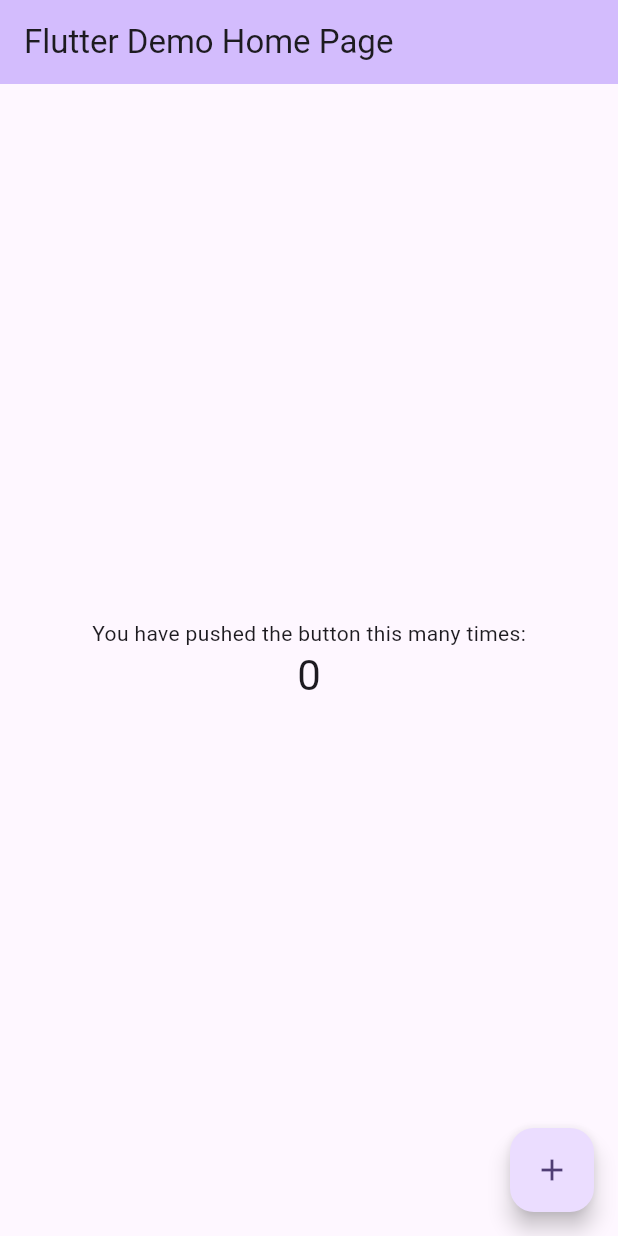
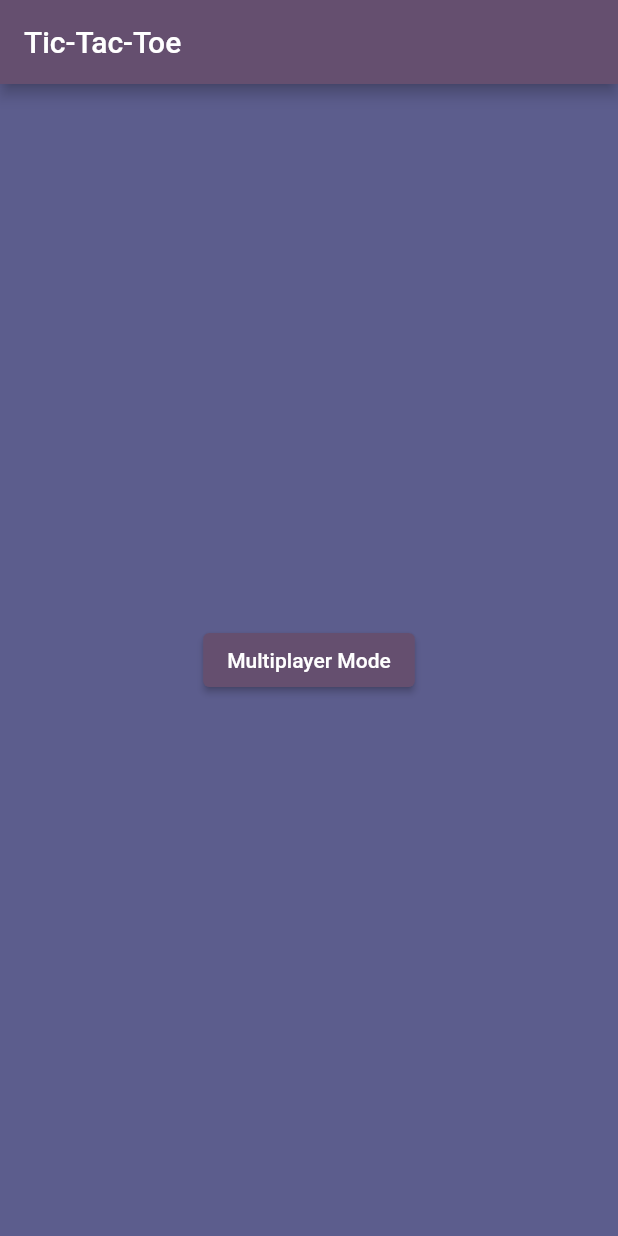
Before and after one commit to KarolinaGroszewska/Tic-Tac-Toe, a Flutter app: the screen it shows after launch, on a phone screen of 412 x 824 dp. Run offline on Flutter 3.47's test engine with Material 2 defaults, Android fonts, the phone set to English and light mode, and no system bars.

Commit message:
final commit

```diff
--- /dev/null
+++ b/lib/constants/colors.dart
@@ -0,0 +1,7 @@
+import 'package:flutter/material.dart';
+
+class MainColor {
+  static Color primaryColor = Color(0xFF654F6F);
+  static Color accentColor = Color(0xFF5C5D8D);
+  static Color secondaryColor = Color(0xFF99A1A6);
+}
--- a/lib/main.dart
+++ b/lib/main.dart
@@ -1,4 +1,5 @@
 import 'package:flutter/material.dart';
+import 'screens/home.dart';
 
 void main() {
   runApp(const MyApp());
@@ -11,115 +12,8 @@ class MyApp extends StatelessWidget {
   @override
   Widget build(BuildContext context) {
     return MaterialApp(
-      title: 'Flutter Demo',
-      theme: ThemeData(
-        // This is the theme of your application.
-        //
-        // TRY THIS: Try running your application with "flutter run". You'll see
-        // the application has a blue toolbar. Then, without quitting the app,
-        // try changing the seedColor in the colorScheme below to Colors.green
-        // and then invoke "hot reload" (save your changes or press the "hot
-        // reload" button in a Flutter-supported IDE, or press "r" if you used
-        // the command line to start the app).
-        //
-        // Notice that the counter didn't reset back to zero; the application
-        // state is not lost during the reload. To reset the state, use hot
-        // restart instead.
-        //
-        // This works for code too, not just values: Most code changes can be
-        // tested with just a hot reload.
-        colorScheme: ColorScheme.fromSeed(seedColor: Colors.deepPurple),
-        useMaterial3: true,
-      ),
-      home: const MyHomePage(title: 'Flutter Demo Home Page'),
+      debugShowCheckedModeBanner: false,
+      home: HomeScreen(),
     );
   }
 }
-
-class MyHomePage extends StatefulWidget {
-  const MyHomePage({super.key, required this.title});
-
-  // This widget is the home page of your application. It is stateful, meaning
-  // that it has a State object (defined below) that contains fields that affect
-  // how it looks.
-
-  // This class is the configuration for the state. It holds the values (in this
-  // case the title) provided by the parent (in this case the App widget) and
-  // used by the build method of the State. Fields in a Widget subclass are
-  // always marked "final".
-
-  final String title;
-
-  @override
-  State<MyHomePage> createState() => _MyHomePageState();
-}
-
-class _MyHomePageState extends State<MyHomePage> {
-  int _counter = 0;
-
-  void _incrementCounter() {
-    setState(() {
-      // This call to setState tells the Flutter framework that something has
-      // changed in this State, which causes it to rerun the build method below
-      // so that the display can reflect the updated values. If we changed
-      // _counter without calling setState(), then the build method would not be
-      // called again, and so nothing would appear to happen.
-      _counter++;
-    });
-  }
-
-  @override
-  Widget build(BuildContext context) {
-    // This method is rerun every time setState is called, for instance as done
-    // by the _incrementCounter method above.
-    //
-    // The Flutter framework has been optimized to make rerunning build methods
-    // fast, so that you can just rebuild anything that needs updating rather
-    // than having to individually change instances of widgets.
-    return Scaffold(
-      appBar: AppBar(
-        // TRY THIS: Try changing the color here to a specific color (to
-        // Colors.amber, perhaps?) and trigger a hot reload to see the AppBar
-        // change color while the other colors stay the same.
-        backgroundColor: Theme.of(context).colorScheme.inversePrimary,
-        // Here we take the value from the MyHomePage object that was created by
-        // the App.build method, and use it to set our appbar title.
-        title: Text(widget.title),
-      ),
-      body: Center(
-        // Center is a layout widget. It takes a single child and positions it
-        // in the middle of the parent.
-        child: Column(
-          // Column is also a layout widget. It takes a list of children and
-          // arranges them vertically. By default, it sizes itself to fit its
-          // children horizontally, and tries to be as tall as its parent.
-          //
-          // Column has various properties to control how it sizes itself and
-          // how it positions its children. Here we use mainAxisAlignment to
-          // center the children vertically; the main axis here is the vertical
-          // axis because Columns are vertical (the cross axis would be
-          // horizontal).
-          //
-          // TRY THIS: Invoke "debug painting" (choose the "Toggle Debug Paint"
-          // action in the IDE, or press "p" in the console), to see the
-          // wireframe for each widget.
-          mainAxisAlignment: MainAxisAlignment.center,
-          children: <Widget>[
-            const Text(
-              'You have pushed the button this many times:',
-            ),
-            Text(
-              '$_counter',
-              style: Theme.of(context).textTheme.headlineMedium,
-            ),
-          ],
-        ),
-      ),
-      floatingActionButton: FloatingActionButton(
-        onPressed: _incrementCounter,
-        tooltip: 'Increment',
-        child: const Icon(Icons.add),
-      ), // This trailing comma makes auto-formatting nicer for build methods.
-    );
-  }
-}
--- /dev/null
+++ b/lib/screens/home.dart
@@ -0,0 +1,43 @@
+import 'package:flutter/material.dart';
+import 'multiplayer.dart';
+import '/constants/colors.dart';
+
+class HomeScreen extends StatefulWidget {
+  const HomeScreen({super.key});
+
+  @override
+  State<HomeScreen> createState() => _HomeScreenState();
+}
+
+class _HomeScreenState extends State<HomeScreen> {
+  @override
+  Widget build(BuildContext context) {
+    return Scaffold(
+      backgroundColor: MainColor.accentColor,
+      appBar: AppBar(
+        title: const Text('Tic-Tac-Toe'),
+        backgroundColor: MainColor.primaryColor,
+        ),
+      body: Center(
+        child: Row(
+          mainAxisAlignment: MainAxisAlignment.spaceAround,
+          children: [
+            ElevatedButton(
+              style: ElevatedButton.styleFrom(
+                backgroundColor: MainColor.primaryColor
+              ),
+              onPressed: () {
+                Navigator.push(
+                  context,
+                  MaterialPageRoute(
+                      builder: (context) => const MultiplayerScreen()),
+                );
+              },
+              child: const Text('Multiplayer Mode'),
+            ),
+          ],
+        ),
+      ),
+    );
+  }
+}
```
Also changed, not shown: lib/screens/multiplayer.dart (added, +342 -0 lines).
